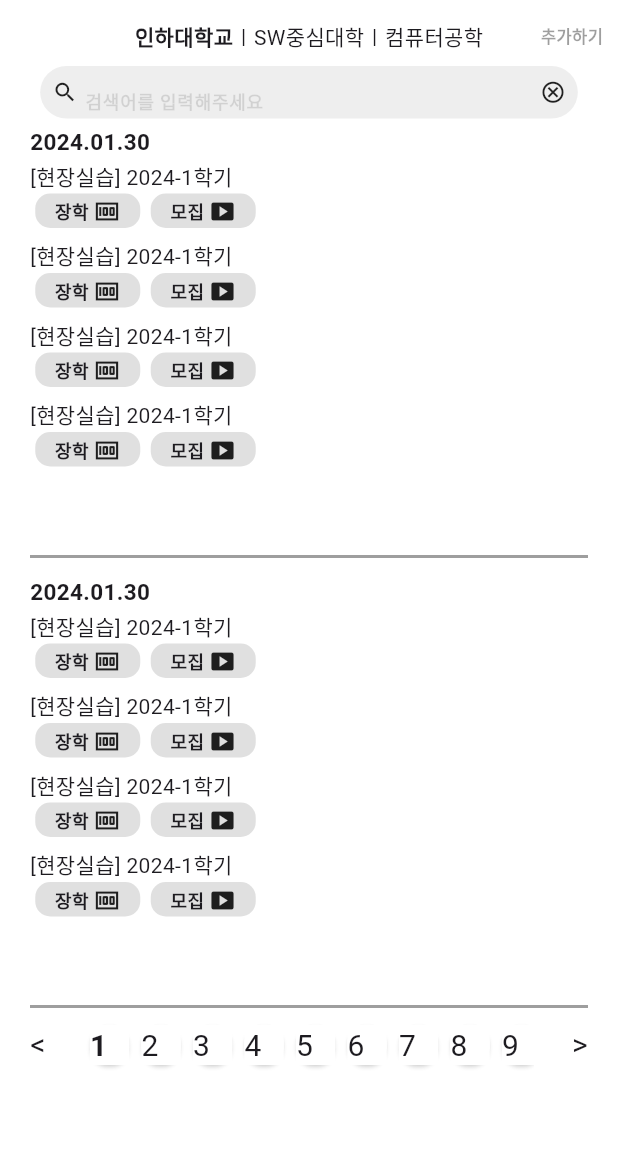
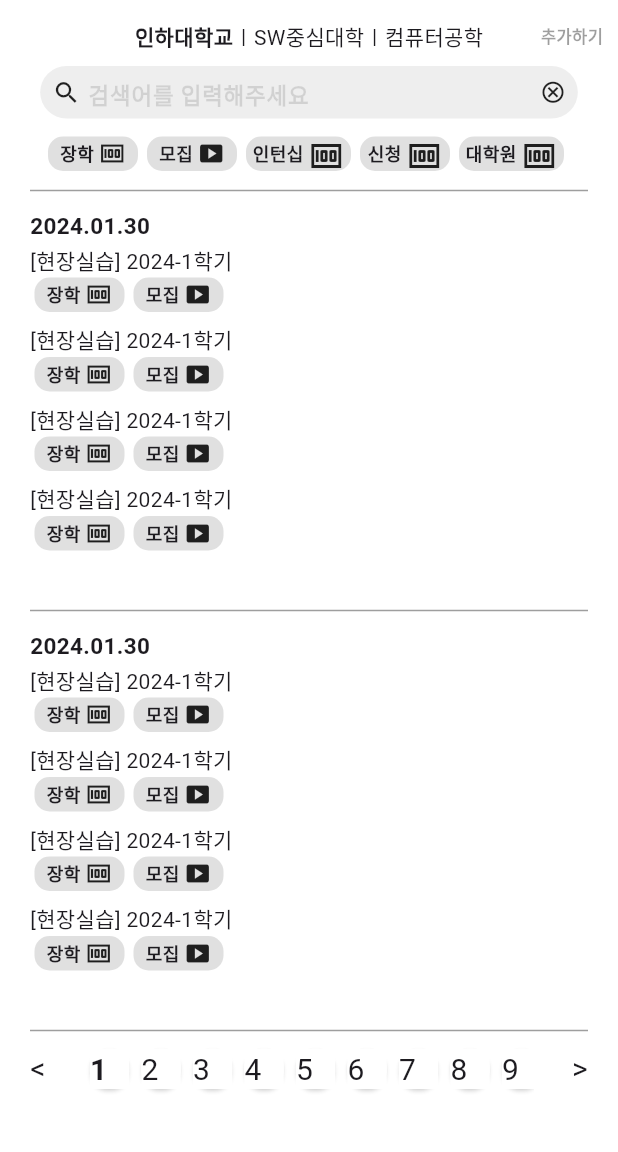
Before and after one commit to INfoU-INHA-for-U/INfoU, a Flutter app: the announce_screen screen opened directly, on a phone screen of 412 x 824 dp, the part 63-1215 px from its top. Run offline on Flutter 3.47's test engine with Material 3 defaults, Android fonts, the phone set to English and light mode, and no system bars; our stand-ins replace blur, carousel_slider, google_fonts, simple_gradient_text, smooth_page_indicator; network calls fail.

Commit message:
notice_screen 검색창 아래 토픽 listview 구현

```diff
--- a/lib/component/announce_tag.dart
+++ b/lib/component/announce_tag.dart
@@ -16,15 +16,15 @@ Widget announce_tag_widget(int index) {
   return Padding(
     padding: EdgeInsets.all(1),
     child: Container(
-        margin: EdgeInsets.fromLTRB(2.5, 0, 2.5, 0),
-        width: 70,
+        margin: EdgeInsets.fromLTRB(2, 0, 2, 0),
+        width: announce_tag_name[index].length == 2 ? 60 : 70,
         decoration: BoxDecoration(
           borderRadius: BorderRadius.circular(10),
           //값도
           color: Colors.black12,
         ),
         child: Padding(
-          padding: const EdgeInsets.all(3.0),
+          padding: EdgeInsets.fromLTRB(0, 1, 0, 1),
           child: Row(
             mainAxisAlignment: MainAxisAlignment.center,
             crossAxisAlignment: CrossAxisAlignment.center,
--- a/lib/view/notice_screen.dart
+++ b/lib/view/notice_screen.dart
@@ -11,7 +11,7 @@ class announce_screen extends StatefulWidget {
 
 Widget sss() {
   return Container(
-    height: 300,
+    height: 280,
     child: Padding(
         padding: EdgeInsets.fromLTRB(20, 5, 20, 0),
         child: Column(
@@ -52,7 +52,7 @@ Widget sss() {
                   },
                 )
             ),
-            Divider(thickness: 2,color: Colors.grey,),
+            Divider(thickness: 1,color: Colors.grey,),
           ],
         )
     ),
@@ -144,16 +144,17 @@ class _announce_screenState extends State<announce_screen> {
                     ),
                     width: MediaQuery.of(context).size.width * 0.87,
                     height: 35,
+                    margin: EdgeInsets.fromLTRB(0, 0, 0, 3),
                     child: Row(
                       crossAxisAlignment: CrossAxisAlignment.center,
                       children: [
-                        Icon(Icons.search, size: 17),
+                        Icon(Icons.search, size: 19),
                         Expanded(
                           child: Padding(
                             padding: const EdgeInsets.fromLTRB(5, 0, 0, 0),
                             child: TextField(
                               controller: _controller,
-                              style: TextStyle(fontSize: 12, fontWeight: FontWeight.bold),
+                              style: TextStyle(fontSize: 15, fontWeight: FontWeight.bold),
                               decoration: InputDecoration(
                                   hintText: '검색어를 입력해주세요',
                                   border: InputBorder.none,
@@ -176,6 +177,34 @@ class _announce_screenState extends State<announce_screen> {
                       ],
                     )
                 ),
+                Container(
+                  height: 37,
+                  width: 400,
+                  child: Padding(
+                    padding: EdgeInsets.fromLTRB(23, 8, 0, 4),
+                    child: Row(
+                      mainAxisAlignment: MainAxisAlignment.center,
+                      crossAxisAlignment: CrossAxisAlignment.center,
+                      children: [
+                        //index에 따라 api에서 가져온 값 넣어주면 됨.
+                        Expanded(
+                          child: ListView.builder(
+                            scrollDirection: Axis.horizontal,
+                            itemCount: 5,
+                            itemBuilder: (context, index) {
+                              return announce_tag_widget(index);
+                            },
+                          ),
+                        )
+                      ],
+                    ),
+                  ),
+                ),
+                Padding(
+                  padding: EdgeInsets.fromLTRB(20, 0, 20, 0),
+                  child: Divider(thickness: 1,color: Colors.grey),
+                ),
+
                 //각각 widget 형성된걸로 넣어줌. 하나의 예시일뿐 api에 따라 listview처리 해줘야함.
                 //Container의 height, width, Expanded의 처리가 까다로움 주의.
                 sss(),
```
Also changed, not shown: pubspec.lock, 2 other files.
